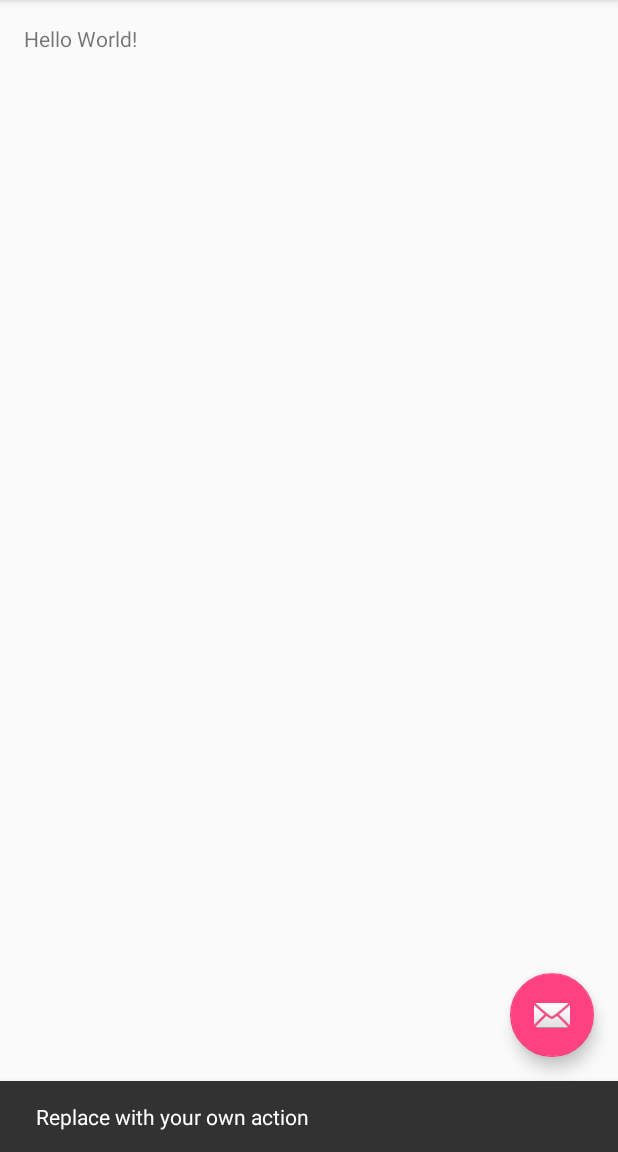
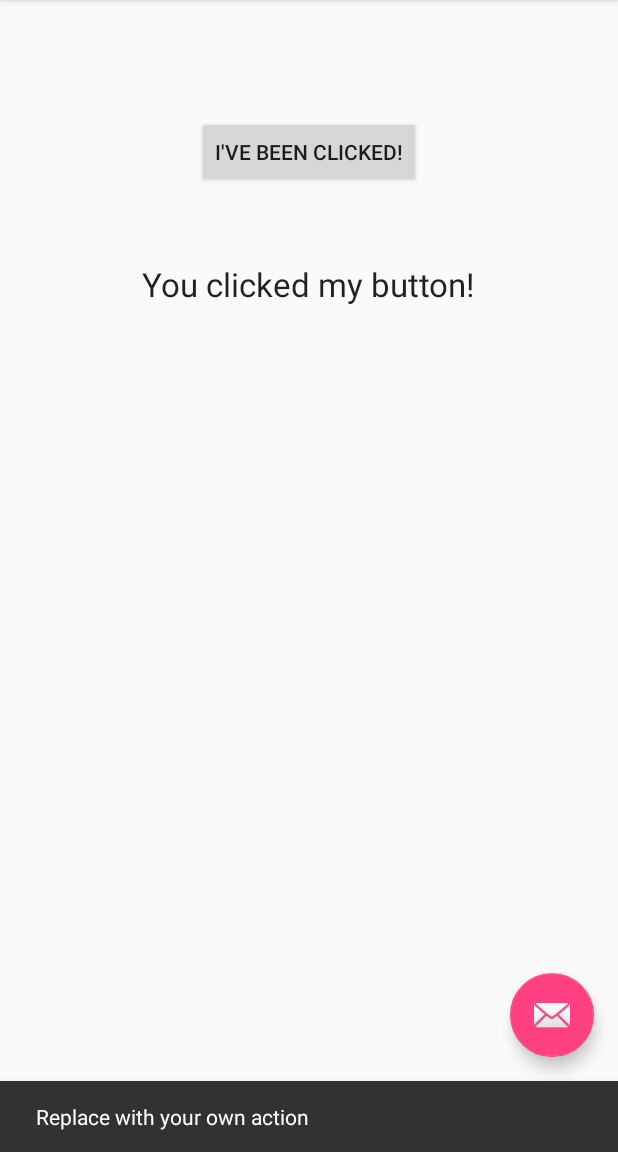
Before and after one commit to rstruempf/CS6242-WK01-SimpleButton, an Android app: the screen it shows after launch (MainActivity), after a tap on an icon or button, on a phone screen of 412 x 824 dp, the part 84-1236 px from its top. Run offline under Robolectric (Android 15) with nearby library versions, the phone set to English and light mode, and no system bars; 2 other taps on this screen came first.

Commit message:
Completed simple button application

```diff
--- a/app/src/main/java/com/ronstruempf/simplebutton/MainActivity.java
+++ b/app/src/main/java/com/ronstruempf/simplebutton/MainActivity.java
@@ -8,6 +8,8 @@ import android.support.v7.widget.Toolbar;
 import android.view.View;
 import android.view.Menu;
 import android.view.MenuItem;
+import android.widget.Button;
+import android.widget.TextView;
 
 public class MainActivity extends AppCompatActivity {
 
@@ -49,4 +51,12 @@ public class MainActivity extends AppCompatActivity {
 
         return super.onOptionsItemSelected(item);
     }
+
+    public void buttonOnClick(View v) {
+        ((Button) v).setText("I've been clicked!");
+        TextView view = (TextView)findViewById(R.id.textView);
+        if (view != null) {
+            view.setText("You clicked my button!");
+        }
+    }
 }
--- a/app/src/main/res/layout/content_main.xml
+++ b/app/src/main/res/layout/content_main.xml
@@ -12,8 +12,23 @@
     tools:context="com.ronstruempf.simplebutton.MainActivity"
     tools:showIn="@layout/activity_main">
 
+    <Button
+        android:layout_width="wrap_content"
+        android:layout_height="wrap_content"
+        android:text="Click Me"
+        android:id="@+id/button"
+        android:layout_alignParentTop="true"
+        android:layout_centerHorizontal="true"
+        android:layout_marginTop="61dp"
+        android:onClick="buttonOnClick" />
+
     <TextView
         android:layout_width="wrap_content"
         android:layout_height="wrap_content"
-        android:text="Hello World!" />
+        android:textAppearance="?android:attr/textAppearanceLarge"
+        android:text="Large Text"
+        android:id="@+id/textView"
+        android:layout_below="@+id/button"
+        android:layout_centerHorizontal="true"
+        android:layout_marginTop="49dp" />
 </RelativeLayout>
```
